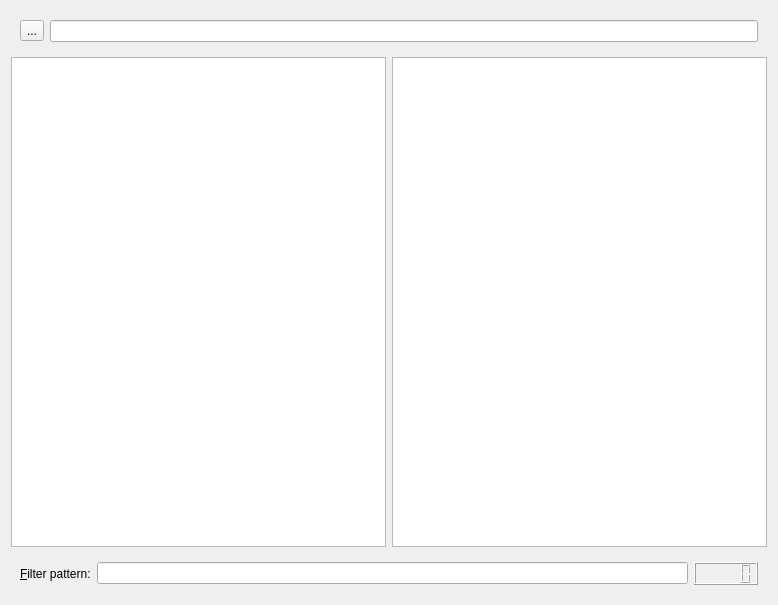
This is src/gui/widgets/CollectionView.ui in gvansickle/AwesomeMediaLibraryManager as Qt 5 draws it before an edit. The edited form follows.
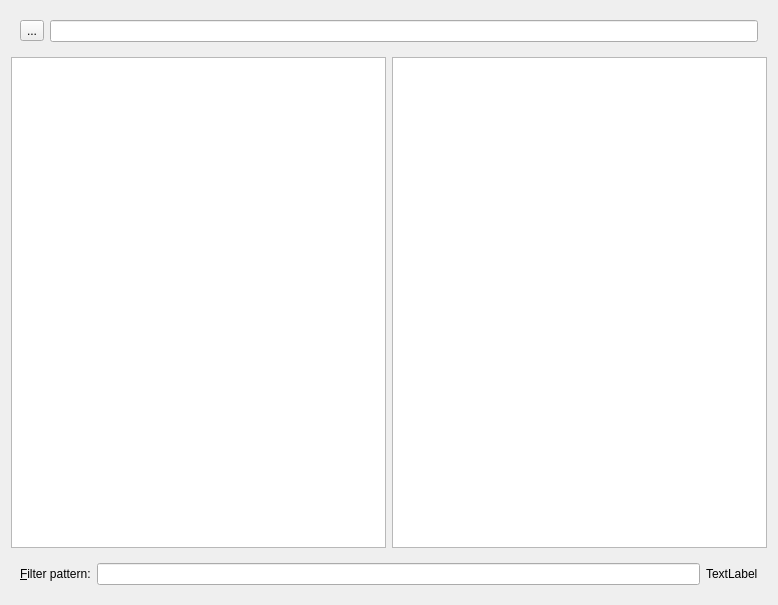
This is the edited form. Custom widgets are drawn as their Qt base class.

```diff
--- a/src/gui/widgets/CollectionView.ui
+++ b/src/gui/widgets/CollectionView.ui
@@ -43,9 +43,6 @@
    <item>
     <widget class="QFrame" name="frame_2">
      <layout class="QGridLayout" name="gridLayout_3">
-      <item row="0" column="2">
-       <widget class="QLCDNumber" name="lcdNumber_num_hits"/>
-      </item>
       <item row="0" column="0">
        <widget class="QLabel" name="label">
         <property name="text">
@@ -59,6 +56,13 @@
       <item row="0" column="1">
        <widget class="FilterWidget" name="CTRLFFilterWidget"/>
       </item>
+      <item row="0" column="2">
+       <widget class="QLabel" name="lcdNumber_num_hits">
+        <property name="text">
+         <string>TextLabel</string>
+        </property>
+       </widget>
+      </item>
      </layout>
     </widget>
    </item>
```
